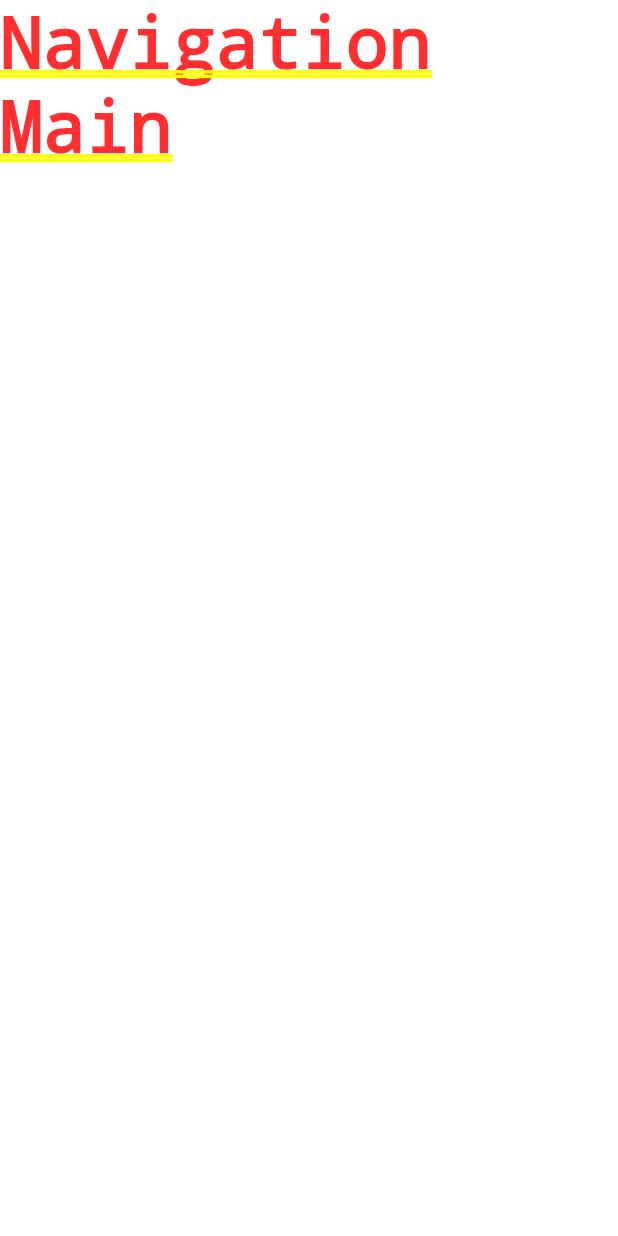
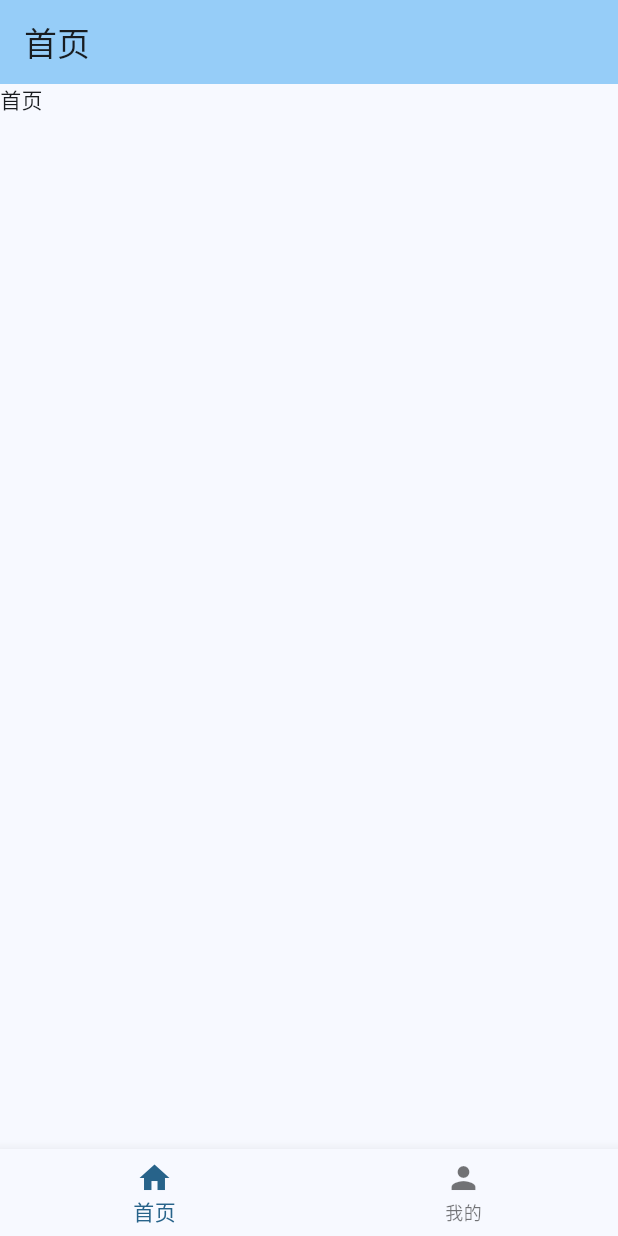
Before and after one commit to djwlx/djwl_app, a Flutter app: the screen it shows after launch, on a phone screen of 412 x 824 dp. Run offline on Flutter 3.47's test engine with Material 3 defaults, Android fonts, the light colour scheme and no system bars.

Commit message:
feat: 完成导航部分

```diff
--- a/lib/main.dart
+++ b/lib/main.dart
@@ -1,7 +1,7 @@
 import 'package:djwl_app/models/menu_info.dart';
+import 'package:djwl_app/widgets/navigation/main.dart';
 import 'package:flutter/material.dart';
 import 'package:provider/provider.dart';
-import 'pages/home/main.dart';
 
 void main() {
   runApp(
@@ -25,7 +25,7 @@
         colorScheme: ColorScheme.fromSeed(seedColor: Colors.lightBlue),
         useMaterial3: true,
       ),
-      home: const HomePage(),
+      home: const NavigationMain(),
     );
   }
 }
--- a/lib/models/menu_info.dart
+++ b/lib/models/menu_info.dart
@@ -1,12 +1,13 @@
+import 'package:djwl_app/widgets/navigation/menu.dart';
 import 'package:flutter/material.dart';
 
 class MenuInfoModel extends ChangeNotifier {
-  int _menuSelectIndex = 0;
+  NavigationItem _selectedNavigation = navigationItems[0];
 
-  int get menuSelectIndex => _menuSelectIndex;
+  NavigationItem get selectedNavigation => _selectedNavigation;
 
-  void updateMenuSelectIndex(int index) {
-    _menuSelectIndex = index;
+  void updateMenuSelectIndex(NavigationItem item) {
+    _selectedNavigation = item;
     notifyListeners();
   }
 }
--- a/lib/pages/home/main.dart
+++ b/lib/pages/home/main.dart
@@ -1,4 +1,3 @@
-import 'package:djwl_app/widgets/navigation/main.dart';
 import 'package:flutter/material.dart';
 
 class HomePage extends StatelessWidget {
@@ -6,6 +5,6 @@ class HomePage extends StatelessWidget {
 
   @override
   Widget build(BuildContext context) {
-    return const NavigationMain(children: Text('hellosss'));
+    return const Text('首页');
   }
 }
--- a/lib/widgets/navigation/main.dart
+++ b/lib/widgets/navigation/main.dart
@@ -1,44 +1,25 @@
 import 'dart:io';
+import 'package:djwl_app/widgets/navigation/menu.dart';
+import 'package:djwl_app/widgets/navigation/mobile_navigation.dart';
 import 'package:flutter/material.dart';
-
 import 'desktop_navigation.dart';
 
-class NavigationItem {
-  final String title;
-  final IconData icon;
-  final int index;
-  final bool show;
-
-  NavigationItem({
-    required this.title,
-    required this.icon,
-    required this.index,
-    required this.show,
-  });
-}
-
 class NavigationMain extends StatefulWidget {
-  const NavigationMain({super.key, required this.children});
-  final Widget children;
+  const NavigationMain({super.key});
 
   @override
   State<NavigationMain> createState() => _CounterWidgetState();
 }
 
 class _CounterWidgetState extends State<NavigationMain> {
-  final List<NavigationItem> menuConfig = [
-    NavigationItem(title: "首页", icon: Icons.window, index: 0, show: true),
-    NavigationItem(
-        title: "个人", icon: Icons.person_rounded, index: 1, show: true)
-  ];
-
   @override
   Widget build(BuildContext context) {
     if (Platform.isMacOS || Platform.isWindows || Platform.isLinux) {
       return DesktopNavigation(
-        children: widget.children,
+        menus: navigationItems,
       );
+    } else {
+      return MobileNavigation(menus: navigationItems);
     }
-    return const Text('Navigation Main');
   }
 }
--- a/lib/widgets/navigation/menu.dart
+++ b/lib/widgets/navigation/menu.dart
@@ -1,3 +1,4 @@
+import 'package:djwl_app/pages/home/main.dart';
 import 'package:flutter/material.dart';
 
 class NavigationItem {
@@ -5,26 +6,34 @@ class NavigationItem {
   final IconData icon;
   final int index;
   final bool show;
+  final Widget widget;
 
-  NavigationItem({
-    required this.title,
+  NavigationItem(
+      {required this.title,
       required this.icon,
       required this.index,
       required this.show,
-  });
+      required this.widget});
 }
 
+// index顺序必须对应
 List<NavigationItem> navigationItems = [
   NavigationItem(
       title: '首页',
       icon: Icons.home,
       index: 0,
       show: true,
-  ),
+      widget: const HomePage()),
   NavigationItem(
       title: '我的',
       icon: Icons.person,
       index: 1,
       show: true,
-  ),
+      widget: const Text('我的')),
+  // NavigationItem(
+  //     title: '推荐',
+  //     icon: Icons.hot_tub,
+  //     index: 2,
+  //     show: true,
+  //     widget: const Text('推荐')),
 ];
--- a/lib/widgets/navigation/mobile_navigation.dart
+++ b/lib/widgets/navigation/mobile_navigation.dart
@@ -1,25 +1,39 @@
+import 'package:djwl_app/models/menu_info.dart';
+import 'package:djwl_app/widgets/navigation/menu.dart';
 import 'package:flutter/material.dart';
+import 'package:provider/provider.dart';
 
-class MyWidget extends StatelessWidget {
-  const MyWidget({super.key});
+class MobileNavigation extends StatelessWidget {
+  final List<NavigationItem> menus;
+  const MobileNavigation({super.key, required this.menus});
 
   @override
   Widget build(BuildContext context) {
-    return const Text('widget');
+    return Consumer<MenuInfoModel>(builder: (context, value, child) {
+      var useMenu = value.selectedNavigation;
+
+      return Scaffold(
+        body: useMenu.widget,
+        appBar: AppBar(
+          title: Text(useMenu.title),
+          backgroundColor: Theme.of(context).colorScheme.inversePrimary,
+        ),
+        bottomNavigationBar: BottomNavigationBar(
+          currentIndex: useMenu.index,
+          items: [
+            for (var item in menus)
+              BottomNavigationBarItem(
+                icon: Icon(item.icon),
+                label: item.title,
+              )
+          ],
+          onTap: (index) {
+            var selectMenu = menus[index];
+            Provider.of<MenuInfoModel>(context, listen: false)
+                .updateMenuSelectIndex(selectMenu);
+          },
+        ),
+      );
+    });
   }
 }
- // bottomNavigationBar: BottomNavigationBar(
-        //     currentIndex: navigationIndex,
-        //     onTap: (value) => setState(() {
-        //           navigationIndex = value;
-        //         }),
-        //     items: const [
-        //       BottomNavigationBarItem(
-        //         icon: Icon(Icons.window),
-        //         label: 'Home',
-        //       ),
-        //       BottomNavigationBarItem(
-        //         icon: Icon(Icons.person_rounded),
-        //         label: 'Login',
-        //       ),
-        //     ]),
```
Also changed, not shown: lib/widgets/navigation/desktop_navigation.dart (+29 -29 lines). Lines whose indentation alone changed are shown as unchanged.
